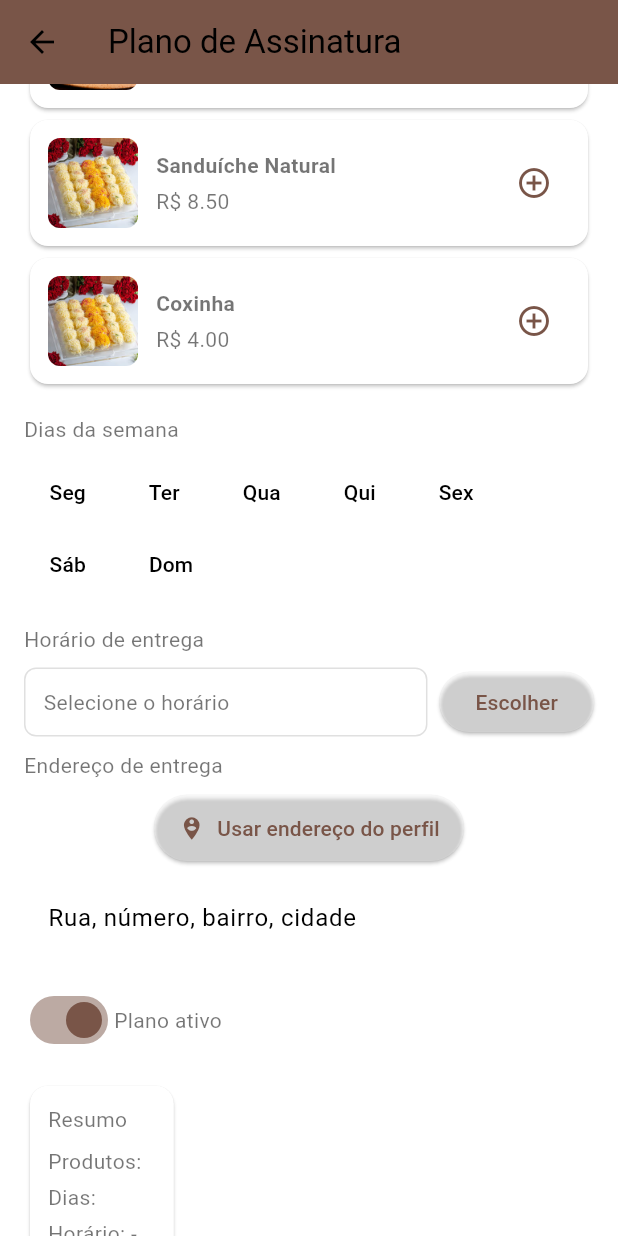
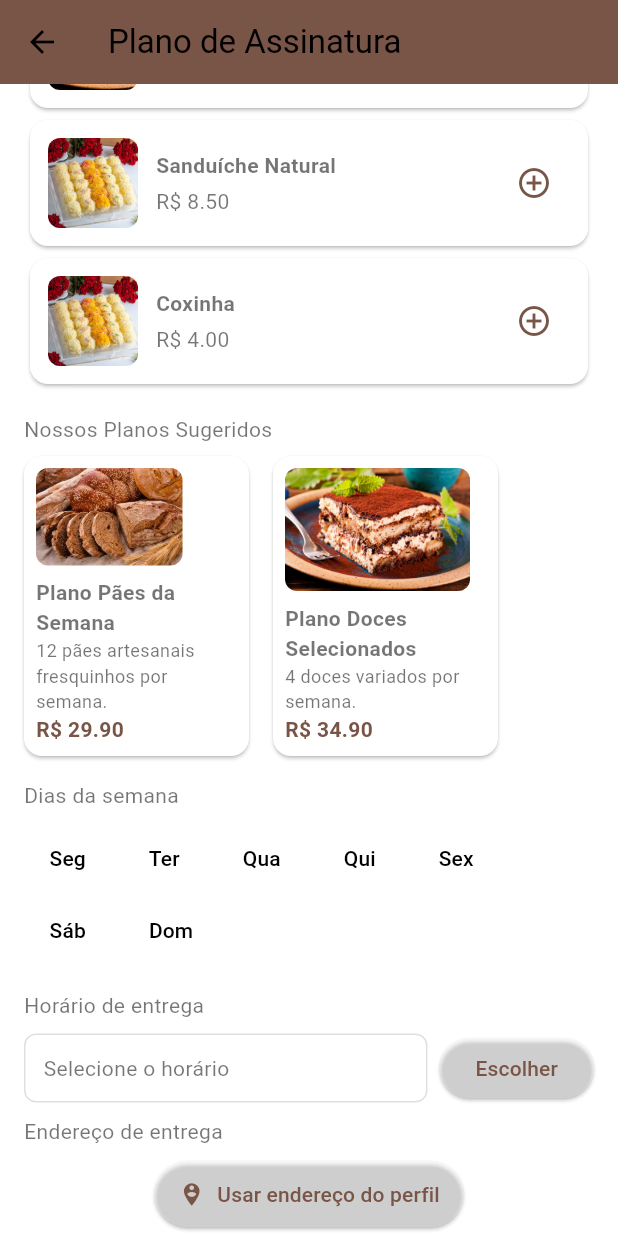
Before and after one commit to Alessandro-Franca01/padaria_app, a Flutter app: the PlansScreen screen opened directly, scrolled down 576 dp, on a phone screen of 412 x 824 dp. Run offline on Flutter 3.47's test engine with Material 3 defaults, Android fonts, the phone set to English and light mode, and no system bars; our stand-ins replace carousel_slider, flutter_secure_storage, shared_preferences; accounts and stored records are empty.

Commit message:
feat: Add feature from template with plans

```diff
--- /dev/null
+++ b/devtools_options.yaml
@@ -0,0 +1,3 @@
+description: This file stores settings for Dart & Flutter DevTools.
+documentation: https://docs.flutter.dev/tools/devtools/extensions#configure-extension-enablement-states
+extensions:
--- a/lib/screens/home_screen.dart
+++ b/lib/screens/home_screen.dart
@@ -14,6 +14,7 @@ import 'package:padaria_app/models/order.dart';
 import 'chat_screen.dart';
 import 'plans_screen.dart';
 import 'profile_screen.dart';
+import 'plan_details_screen.dart';
 
 class HomeScreen extends StatefulWidget {
   @override
--- a/lib/screens/plans_screen.dart
+++ b/lib/screens/plans_screen.dart
@@ -5,6 +5,8 @@ import '../services/subscription_service.dart';
 import '../services/product_service.dart';
 import '../services/auth_service.dart';
 import '../models/product.dart';
+import '../models/subscription_plan_preview.dart';
+import 'plan_details_screen.dart'; // Importação para a nova tela de detalhes
 
 class PlansScreen extends StatefulWidget {
   @override
@@ -68,6 +70,46 @@ class _PlansScreenState extends State<PlansScreen> {
     context.read<SubscriptionService>().setAddress(user.address);
     ScaffoldMessenger.of(context).showSnackBar(
       SnackBar(content: Text('Endereço do perfil aplicado ao plano.')),
+    );
+  }
+
+  void _savePlan(BuildContext context) {
+    final subscriptionService = context.read<SubscriptionService>();
+    final plan = subscriptionService.plan;
+
+    if (plan == null || plan.items.isEmpty) {
+      ScaffoldMessenger.of(context).showSnackBar(
+        SnackBar(content: Text('Selecione pelo menos um produto para o plano.')),
+      );
+      return;
+    }
+
+    if (plan.days.isEmpty) {
+      ScaffoldMessenger.of(context).showSnackBar(
+        SnackBar(content: Text('Selecione pelo menos um dia da semana para o plano.')),
+      );
+      return;
+    }
+
+    if (plan.time.isEmpty) {
+      ScaffoldMessenger.of(context).showSnackBar(
+        SnackBar(content: Text('Selecione um horário de entrega para o plano.')),
+      );
+      return;
+    }
+
+    if (plan.deliveryAddress.isEmpty) {
+      ScaffoldMessenger.of(context).showSnackBar(
+        SnackBar(content: Text('Informe um endereço de entrega para o plano.')),
+      );
+      return;
+    }
+
+    // Navegar para a tela de detalhes do plano
+    Navigator.of(context).push(
+      MaterialPageRoute(
+        builder: (ctx) => PlanDetailsScreen(plan: plan),
+      ),
     );
   }
 
@@ -157,6 +199,41 @@ class _PlansScreenState extends State<PlansScreen> {
                   physics: NeverScrollableScrollPhysics(),
                   itemCount: products.length,
                   itemBuilder: (context, index) => _buildProductItem(products[index]),
+                ),
+                SizedBox(height: 16),
+                Text('Nossos Planos Sugeridos'),
+                SizedBox(height: 8),
+                SizedBox(
+                  height: 200, // Altura fixa para o ListView horizontal
+                  child: ListView.builder(
+                    scrollDirection: Axis.horizontal,
+                    itemCount: subscriptionPlanPreviews.length,
+                    itemBuilder: (context, index) {
+                      final plan = subscriptionPlanPreviews[index];
+                      return Card(
+                        margin: EdgeInsets.only(right: 16),
+                        child: Container(
+                          width: 150, // Largura fixa para cada cartão de plano
+                          padding: EdgeInsets.all(8),
+                          child: Column(
+                            crossAxisAlignment: CrossAxisAlignment.start,
+                            children: [
+                              Expanded(
+                                child: ClipRRect(
+                                  borderRadius: BorderRadius.circular(8),
+                                  child: Image.asset(plan.imagePath, fit: BoxFit.cover),
+                                ),
+                              ),
+                              SizedBox(height: 8),
+                              Text(plan.title, style: TextStyle(fontWeight: FontWeight.bold)),
+                              Text(plan.description, style: TextStyle(fontSize: 12)),
+                              Text('R\$ ${plan.price.toStringAsFixed(2)}', style: TextStyle(fontWeight: FontWeight.bold, color: Colors.brown)),
+                            ],
+                          ),
+                        ),
+                      );
+                    },
+                  ),
                 ),
                 SizedBox(height: 16),
                 Text('Dias da semana'),
@@ -261,6 +338,16 @@ class _PlansScreenState extends State<PlansScreen> {
                     ),
                   ),
                 ),
+                SizedBox(height: 16),
+                ElevatedButton(
+                  onPressed: () => _savePlan(context),
+                  style: ElevatedButton.styleFrom(
+                    backgroundColor: Colors.brown[200],
+                    padding: EdgeInsets.symmetric(horizontal: 30, vertical: 15),
+                    textStyle: TextStyle(fontSize: 18),
+                  ),
+                  child: Text('Salvar Plano'),
+                ),
               ],
             ),
           );
```
Also changed, not shown: lib/screens/plan_details_screen.dart (added, +94 -0 lines).
